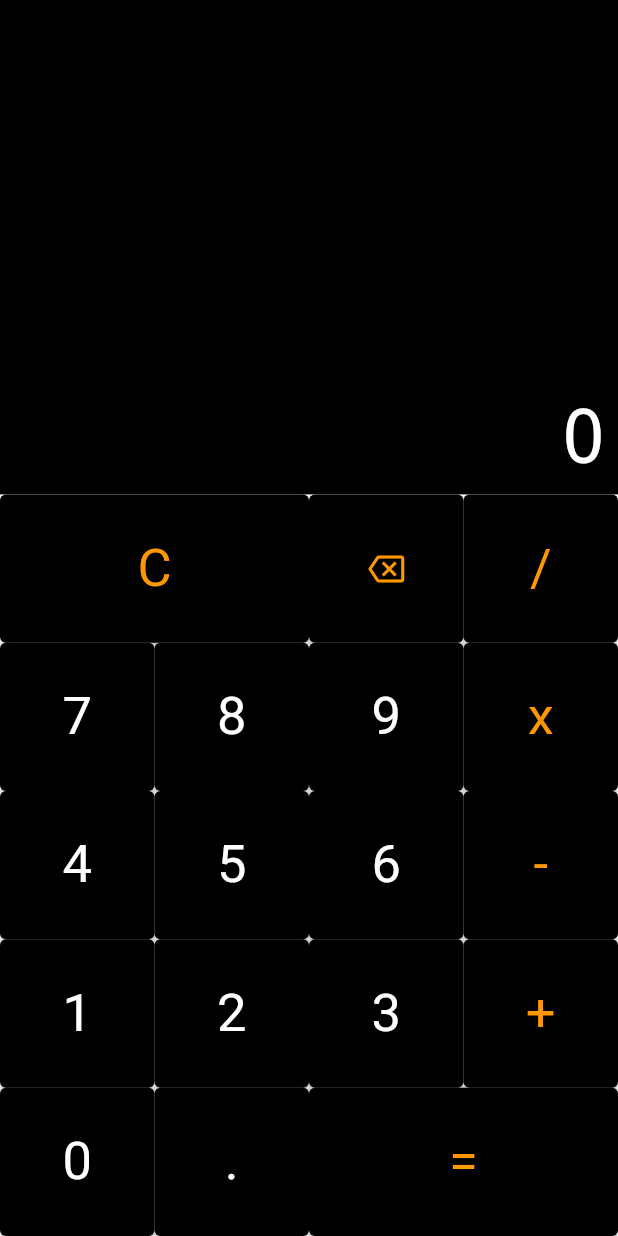
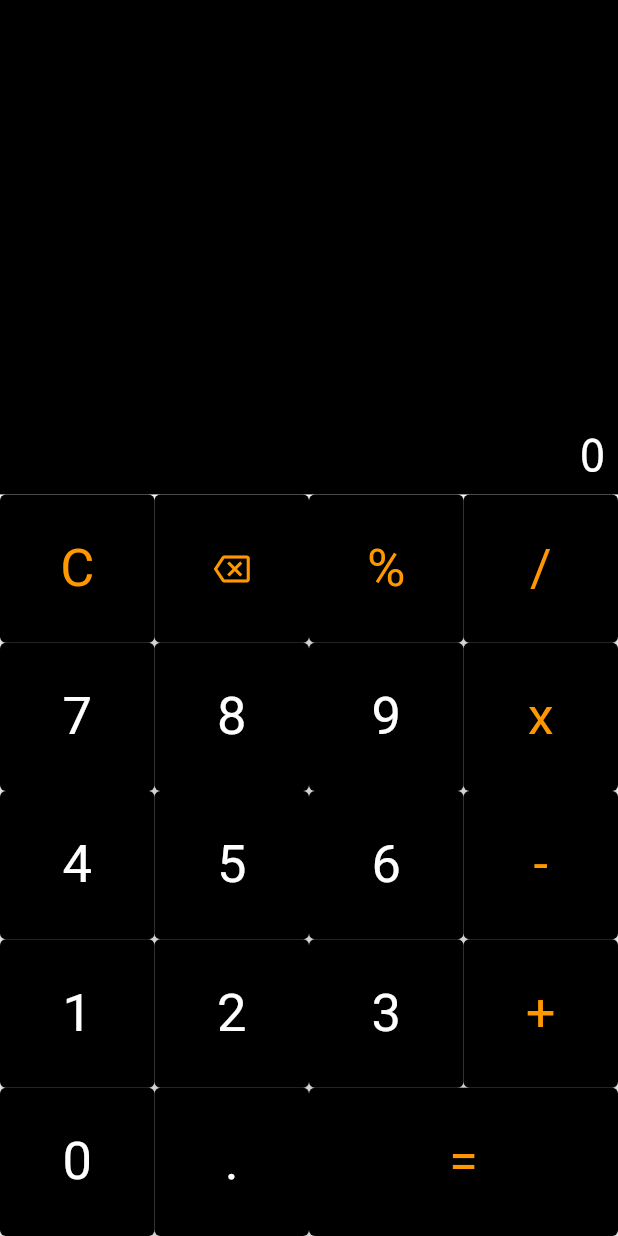
Before and after one commit to Arthur-DBorghi/Prova1-PDMDE-Calculadora, a Flutter app: the screen it shows after launch, on a phone screen of 412 x 824 dp. Run offline on Flutter 3.47's test engine with Material 2 defaults, Android fonts, the phone set to English and light mode, and no system bars.

Commit message:
Add files via upload

```diff
--- a/lib/botoes.dart
+++ b/lib/botoes.dart
@@ -16,8 +16,9 @@ class Botoes extends StatelessWidget {
       child: Column(
         children: <Widget> [
           linha_botao([
-            CriaBotao(botao: 'C', operacao: true, duplo: true, resposta: valBotao,),
+            CriaBotao(botao: 'C', operacao: true, resposta: valBotao,),
             CriaBotao(botao: '<-', operacao: true, resposta: valBotao,),
+            CriaBotao(botao: '%', operacao: true, resposta: valBotao,),
             CriaBotao(botao: '/', operacao: true, resposta: valBotao,),
           ]),
           linha_botao([
--- a/lib/visor.dart
+++ b/lib/visor.dart
@@ -24,7 +24,7 @@ class Visor extends StatelessWidget {
                 style: const TextStyle(
                   fontWeight: FontWeight.w100,
                   decoration: TextDecoration.none,
-                  fontSize: 50,
+                  fontSize: 30,
                   color: Colors.white,
                 ),
               ),
```
Also changed, not shown: lib/logica.dart (+25 -1 lines).
